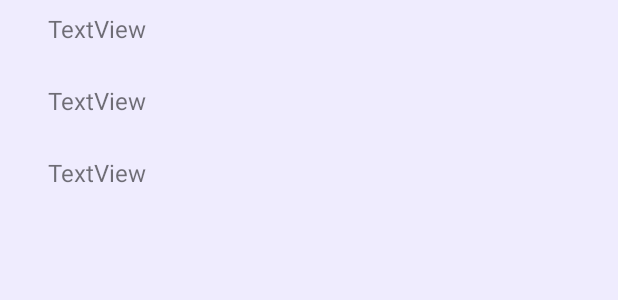
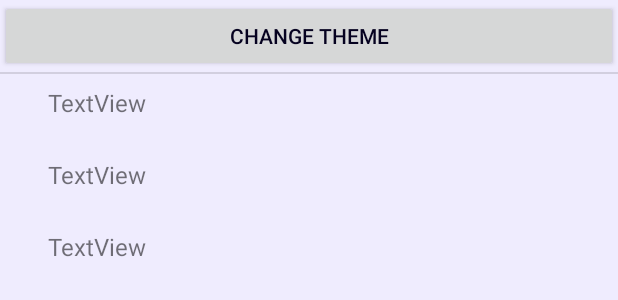
Before and after one commit to MDBossss/tvz-android, an Android app built with Jetpack Compose: the layout activity_main.xml on its own in the app's theme, with its tools: preview values and no code run, on a phone screen of 412 x 824 dp. Shown: the top 300 px of the screen. Run offline under Robolectric (Android 15) with nearby library versions, the phone set to English and light mode, and no system bars.

Commit message:
fix activity layout button

```diff
--- a/app/src/main/res/layout/activity_main.xml
+++ b/app/src/main/res/layout/activity_main.xml
@@ -1,31 +1,30 @@
 <?xml version="1.0" encoding="utf-8"?>
 <LinearLayout xmlns:android="http://schemas.android.com/apk/res/android"
+    xmlns:app="http://schemas.android.com/apk/res-auto"
     xmlns:tools="http://schemas.android.com/tools"
+    android:id="@+id/car_list_container_linear"
     android:layout_width="match_parent"
     android:layout_height="match_parent"
-    xmlns:app="http://schemas.android.com/apk/res-auto"
     android:baselineAligned="false"
     android:divider="?android:attr/dividerHorizontal"
-    android:orientation="horizontal"
+    android:orientation="vertical"
     android:showDividers="middle"
-    android:id="@+id/car_list_container_linear"
     tools:context=".MainActivity">
+
+    <Button
+        android:id="@+id/themeChange"
+        android:layout_width="match_parent"
+        android:layout_height="wrap_content"
+        android:text="@string/app_themeChange" />
 
     <androidx.recyclerview.widget.RecyclerView
         android:id="@+id/item_list"
         android:name="android.tvz.hr.listadobrinic.CarListFragment"
         android:layout_width="match_parent"
-        android:layout_height="match_parent"
+        android:layout_height="737dp"
         android:layout_marginLeft="16dp"
         android:layout_marginRight="16dp"
         app:layoutManager="LinearLayoutManager"
         tools:context=".MainActivity"
-        tools:listitem="@layout/car_item"
-        />
-
-    <Button
-        android:id="@+id/themeChange"
-        android:layout_width="wrap_content"
-        android:layout_height="wrap_content"
-        android:text="@string/app_themeChange" />
+        tools:listitem="@layout/car_item" />
 </LinearLayout>
```
